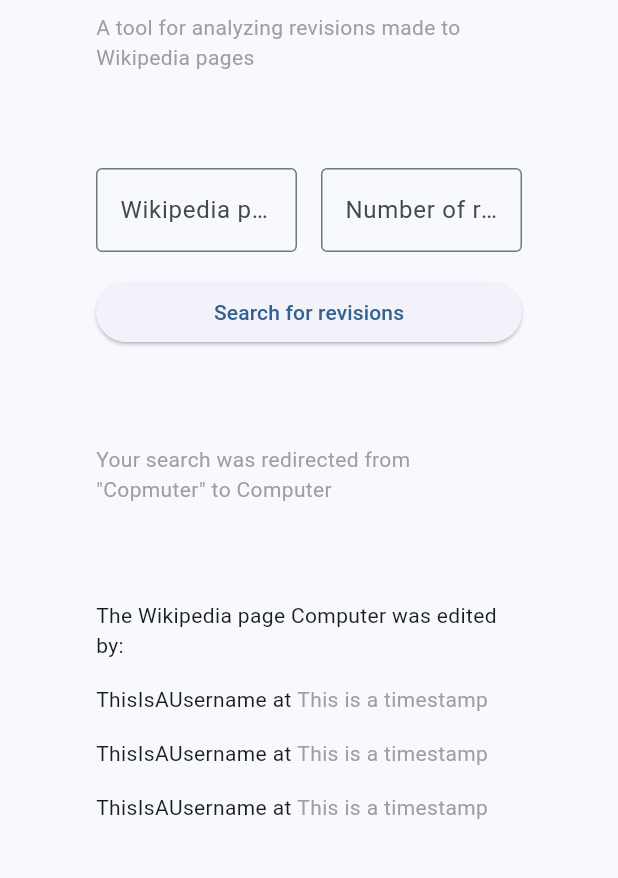
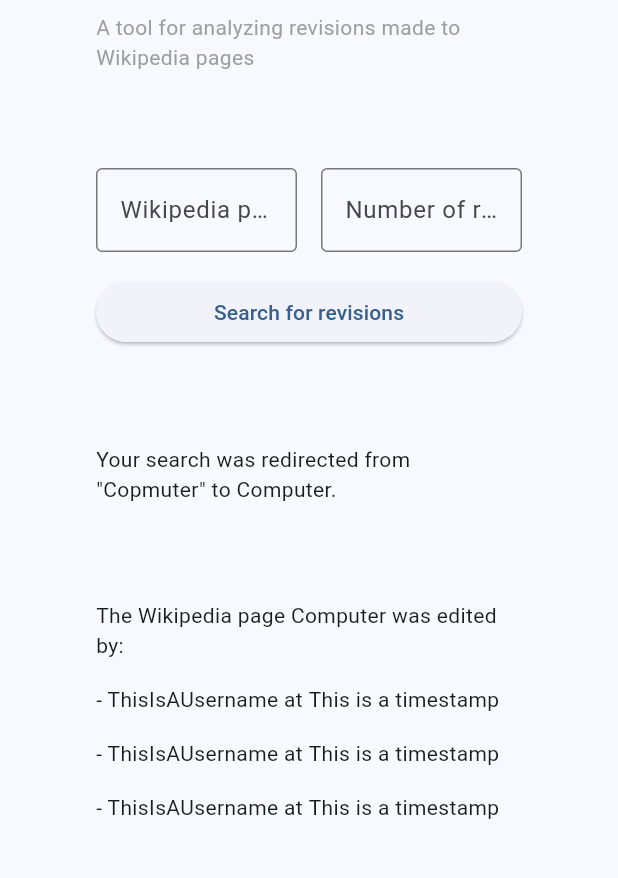
Before and after one commit to bsu-cs222/twp_dewitt_boxsley, a Flutter app: the screen it shows after launch, on a phone screen of 412 x 824 dp, the part 126-1004 px from its top. Run offline on Flutter 3.47's test engine with Material 2 defaults, Android fonts, the phone set to English and light mode, and no system bars.

Commit message:
UI tweaks

```diff
--- a/lib/main.dart
+++ b/lib/main.dart
@@ -133,11 +133,11 @@
     return Padding(
       padding: const EdgeInsets.fromLTRB(0, 64, 0, 0),
       child: Text(
-        'Your search was redirected from "$userSearchTerm" to $redirectedSearchTerm',
+        'Your search was redirected from "$userSearchTerm" to $redirectedSearchTerm.',
         //textAlign: TextAlign.center,
-        style: TextStyle(
-          color: Colors.grey[500],
-        ),
+        // style: TextStyle(
+        //   color: Colors.grey[500],
+        // ),
       ),
     );
   }
@@ -186,16 +186,16 @@
       child: Row(
         children: [
           Text(
-            'ThisIsAUsername at ',
+            '- ThisIsAUsername at ',
             style: TextStyle(
                 //fontWeight: FontWeight.bold,
                 ),
           ),
           Text(
             'This is a timestamp',
-            style: TextStyle(
-              color: Colors.grey[500],
-            ),
+            // style: TextStyle(
+            //   color: Colors.grey[500],
+            // ),
           ),
         ],
       ),
```
